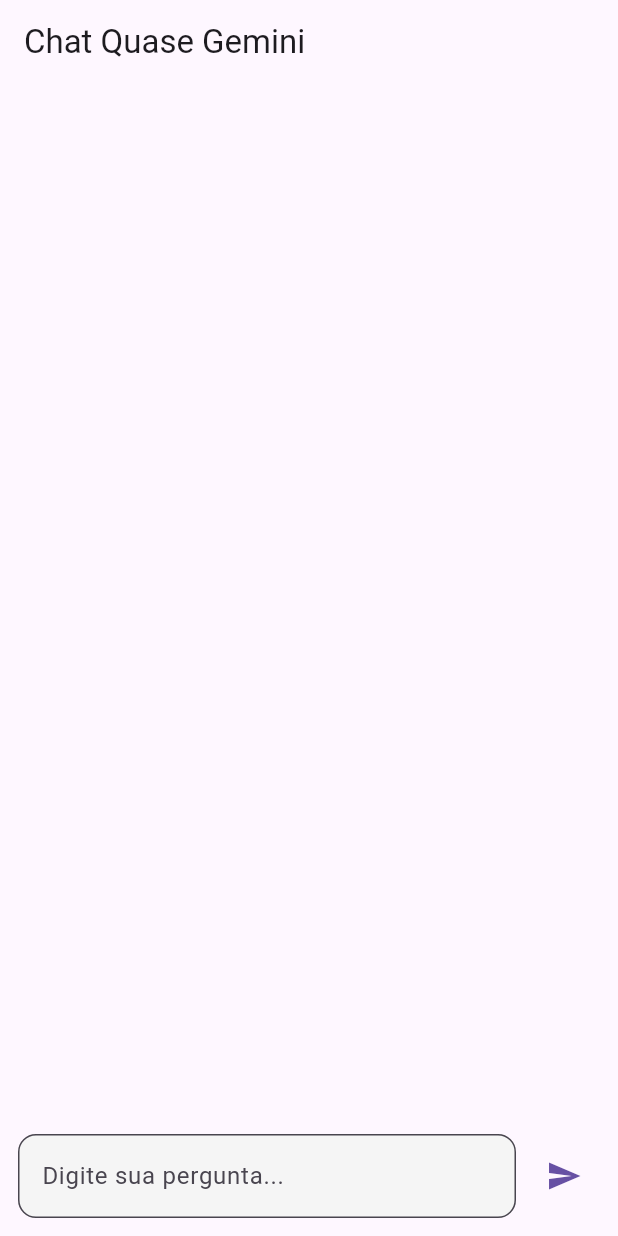
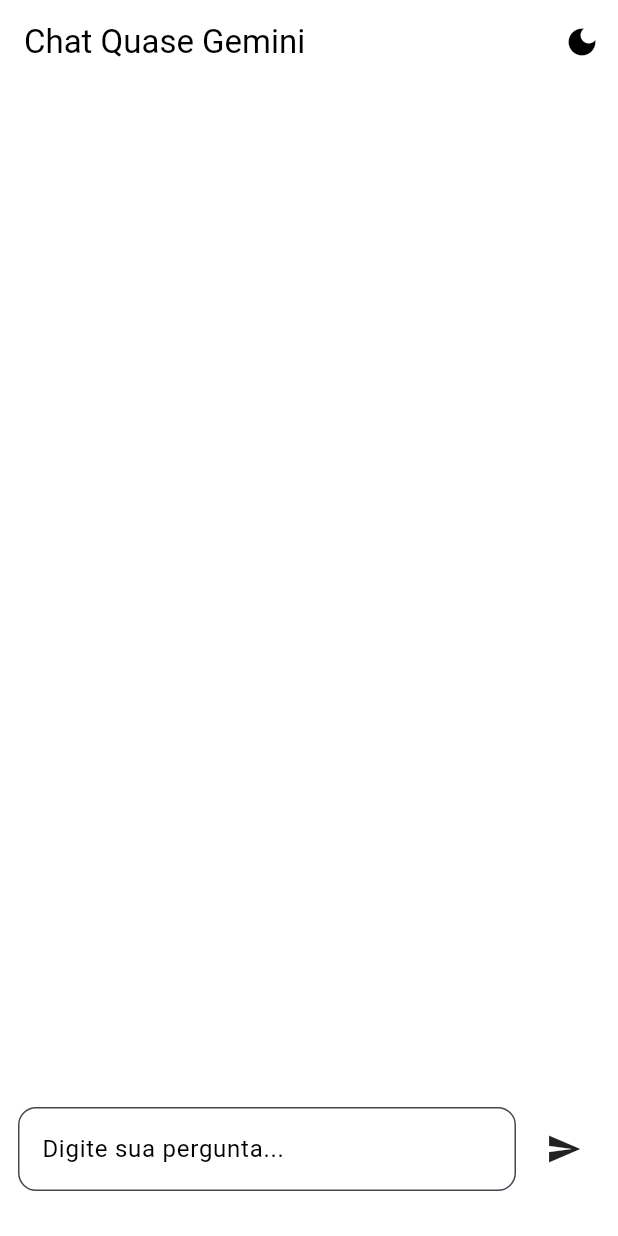
Before and after one commit to DevMizas/project_gp, a Flutter app: the screen it shows after launch, on a phone screen of 412 x 824 dp. Run offline on Flutter 3.47's test engine with Material 3 defaults, Android fonts, the phone set to English and light mode, and no system bars; our stand-ins replace equatable, flutter_bloc, flutter_dotenv.

Commit message:
feat: creation of the light and dark theme

```diff
--- /dev/null
+++ b/lib/constants/colors_theme.dart
@@ -0,0 +1,10 @@
+import 'package:flutter/material.dart';
+
+mixin ColorsScheme {
+  static const Color black87 = Colors.black87;
+  static const Color black54 = Colors.black54;
+  static const Color black45 = Colors.black45;
+  static const Color white54 = Colors.white54;
+  static const Color white = Colors.white;
+  static const Color black = Colors.black;
+}
--- a/lib/main.dart
+++ b/lib/main.dart
@@ -22,11 +22,17 @@
 
   @override
   Widget build(BuildContext context) {
-    return MaterialApp(
-      debugShowCheckedModeBanner: false,
-      home: BlocProvider(
-        create: (_) => ChatBlocViewModel(response),
-        child: ChatScreenViewModel(),
+    return MultiBlocProvider(
+      providers: [
+        BlocProvider(create: (_) => ChatBlocViewModel(response)),
+        BlocProvider(create: (_) => ThemeBlockViewModel()),
+      ],
+      child: MaterialApp(
+        debugShowCheckedModeBanner: false,
+        home: BlocProvider(
+          create: (_) => ChatBlocViewModel(response),
+          child: ChatScreenViewModel(),
+        ),
       ),
     );
   }
--- a/lib/presentation/chat_screen/chat_screen.dart
+++ b/lib/presentation/chat_screen/chat_screen.dart
@@ -2,4 +2,5 @@
 export './view_model/chat_event.viewmodel.dart';
 export './view_model/chat_state.viewmodel.dart';
 export './view_model/chat_bloc.viewmodel.dart';
+export './view_model/theme_block.viewmodel.dart';
 export './widgets/widgets.dart';
--- a/lib/presentation/chat_screen/view/chat_screen.view.dart
+++ b/lib/presentation/chat_screen/view/chat_screen.view.dart
@@ -1,6 +1,6 @@
 import 'package:flutter/material.dart';
 import 'package:flutter_bloc/flutter_bloc.dart';
-import 'package:project_gpt/models/models.dart';
+import 'package:project_gpt/constants/colors_theme.dart';
 import 'package:project_gpt/presentation/presentation.dart';
 
 class ChatScreenViewModel extends StatefulWidget {
@@ -11,64 +11,27 @@
 }
 
 class _ChatScreenState extends State<ChatScreenViewModel> {
-  final _scrollController = ScrollController();
-
-  void _scrollToBottom() {
-    WidgetsBinding.instance.addPostFrameCallback((_) {
-      if (_scrollController.hasClients) {
-        _scrollController.animateTo(
-          _scrollController.position.maxScrollExtent,
-          duration: const Duration(milliseconds: 300),
-          curve: Curves.easeOut,
-        );
-      }
-    });
-  }
 
   @override
   Widget build(BuildContext context) {
+    final isDark = context.watch<ThemeBlockViewModel>().state;
     return Scaffold(
-      appBar: AppBar(title: const Text('Chat Quase Gemini')),
-      body: Column(
-        children: [
-          Expanded(
-            child: BlocConsumer<ChatBlocViewModel, ChatStateViewModel>(
-              listener: (context, state) {
-                if (state is ChatLoaded || state is ChatTyping || state is ChatLoading) {
-                  _scrollToBottom();
-                }
-              },
-              builder: (context, state) {
-                List<MessageModel> messages = [];
-                String typingText = '';
-
-                if (state is ChatLoaded) {
-                  messages = state.messages;
-                } else if (state is ChatTyping) {
-                  messages = state.messages;
-                  typingText = state.partialResponse;
-                } else if (state is ChatLoading) {
-                  messages = state.messages;
-                }
-
-                return ListView.builder(
-                  controller: _scrollController,
-                  itemCount: messages.length + (typingText.isNotEmpty ? 1 : 0),
-                  itemBuilder: (_, index) {
-                    if (index == messages.length && typingText.isNotEmpty) {
-                      return BuildMessageCard(text: typingText, isUser: false);
-                    }
-
-                    final msg = messages[index];
-                    return BuildMessageCard(text: msg.content, isUser: msg.role == 'user');
-                  },
-                );
-              },
-            ),
+      appBar: AppBar(
+        title: Text(
+          'Chat Quase Gemini',
+          style: TextStyle(color: isDark ? ColorsScheme.white54 : ColorsScheme.black,),
+        ),
+         actions: [
+          IconButton(
+            onPressed: () {
+              context.read<ThemeBlockViewModel>().toggleTheme();
+            },
+            icon: Icon(isDark ? Icons.sunny : Icons.dark_mode, color: isDark ? ColorsScheme.white : ColorsScheme.black,),
           ),
-          TextFieldAndButton(),
-        ],
+         ],
+        backgroundColor: isDark ? ColorsScheme.black87 : ColorsScheme.white,
       ),
+      body: BodyChatScreen(),
     );
   }
 }
--- /dev/null
+++ b/lib/presentation/chat_screen/view_model/theme_block.viewmodel.dart
@@ -0,0 +1,7 @@
+import 'package:flutter_bloc/flutter_bloc.dart';
+
+class ThemeBlockViewModel extends Cubit<bool> {
+  ThemeBlockViewModel() : super(false);
+
+  void toggleTheme() => emit(!state);
+}
--- a/lib/presentation/chat_screen/widgets/body_chat_screen.dart
+++ b/lib/presentation/chat_screen/widgets/body_chat_screen.dart
@@ -1,10 +1,71 @@
 import 'package:flutter/material.dart';
+import 'package:flutter_bloc/flutter_bloc.dart';
+import 'package:project_gpt/constants/colors_theme.dart';
+import 'package:project_gpt/models/models.dart';
+import 'package:project_gpt/presentation/presentation.dart';
 
 class BodyChatScreen extends StatelessWidget {
-  const BodyChatScreen({super.key});
+  BodyChatScreen({super.key});
+
+  final _scrollController = ScrollController();
+
+  void _scrollToBottom() {
+    WidgetsBinding.instance.addPostFrameCallback((_) {
+      if (_scrollController.hasClients) {
+        _scrollController.animateTo(
+          _scrollController.position.maxScrollExtent,
+          duration: const Duration(milliseconds: 300),
+          curve: Curves.easeOut,
+        );
+      }
+    });
+  }
 
   @override
   Widget build(BuildContext context) {
-    return const Placeholder();
+    final isDark = context.watch<ThemeBlockViewModel>().state;
+    return ColoredBox(
+      color: isDark ? ColorsScheme.black54 : ColorsScheme.white,
+      child: Column(
+          children: [
+            Expanded(
+              child: BlocConsumer<ChatBlocViewModel, ChatStateViewModel>(
+                listener: (context, state) {
+                  if (state is ChatLoaded || state is ChatTyping || state is ChatLoading) {
+                    _scrollToBottom();
+                  }
+                },
+                builder: (context, state) {
+                  List<MessageModel> messages = [];
+                  String typingText = '';
+
+                  if (state is ChatLoaded) {
+                    messages = state.messages;
+                  } else if (state is ChatTyping) {
+                    messages = state.messages;
+                    typingText = state.partialResponse;
+                  } else if (state is ChatLoading) {
+                    messages = state.messages;
+                  }
+
+                  return ListView.builder(
+                    controller: _scrollController,
+                    itemCount: messages.length + (typingText.isNotEmpty ? 1 : 0),
+                    itemBuilder: (_, index) {
+                      if (index == messages.length && typingText.isNotEmpty) {
+                        return BuildMessageCard(text: typingText, isUser: false);
+                      }
+
+                      final msg = messages[index];
+                      return BuildMessageCard(text: msg.content, isUser: msg.role == 'user');
+                    },
+                  );
+                },
+              ),
+            ),
+            TextFieldAndButton(),
+          ],
+        ),
+    );
   }
 }
--- a/lib/presentation/chat_screen/widgets/text_field_and_button.dart
+++ b/lib/presentation/chat_screen/widgets/text_field_and_button.dart
@@ -1,5 +1,6 @@
 import 'package:flutter/material.dart';
 import 'package:flutter_bloc/flutter_bloc.dart';
+import 'package:project_gpt/constants/colors_theme.dart';
 import 'package:project_gpt/presentation/presentation.dart';
 
 class TextFieldAndButton extends StatefulWidget {
@@ -22,19 +23,25 @@
 
   @override
   Widget build(BuildContext context) {
+    final isDark = context.watch<ThemeBlockViewModel>().state;
     return Padding(
-            padding: const EdgeInsets.all(12.0),
+            padding: const EdgeInsets.only(left: 12, right: 12,
+            bottom: 30,),
             child: Row(
               children: [
                 Expanded(
                   child: TextField(
                     controller: _controller,
                     onSubmitted: (_) => _sendMessage(),
+                    style: TextStyle(color: isDark ? ColorsScheme.white54 : ColorsScheme.black),
                     decoration: InputDecoration(
                       hintText: 'Digite sua pergunta...',
+                      hintStyle: TextStyle(
+                        color: isDark ? ColorsScheme.white54 : ColorsScheme.black,
+                      ),
                       border: OutlineInputBorder(borderRadius: BorderRadius.circular(12)),
                       filled: true,
-                      fillColor: Colors.grey[100],
+                      fillColor: isDark ? ColorsScheme.black45 : ColorsScheme.white,
                     ),
                   ),
                 ),
@@ -42,7 +49,7 @@
                 IconButton(
                   icon: const Icon(Icons.send),
                   onPressed: _sendMessage,
-                  color: Theme.of(context).primaryColor,
+                  color: ColorsScheme.black87,
                 ),
               ],
             ),
--- a/lib/presentation/chat_screen/widgets/widgets.dart
+++ b/lib/presentation/chat_screen/widgets/widgets.dart
@@ -1,2 +1,3 @@
+export './body_chat_screen.dart';
 export './build_message_card.dart';
 export './text_field_and_button.dart';
```
Also changed, not shown: lib/infra/services/gpt_services/gpt_services.dart (added, +38 -0 lines), lib/presentation/chat_screen/widgets/build_message_card.dart (+6 -2 lines).
